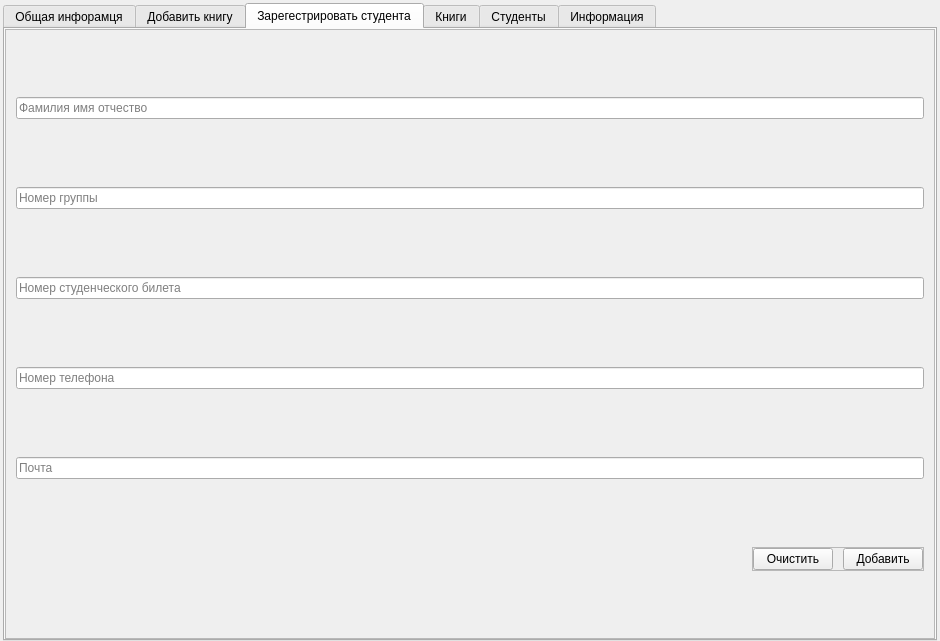
Qt form ui_file/interface.ui (HiraiKaoTsi/diplom) before a commit.
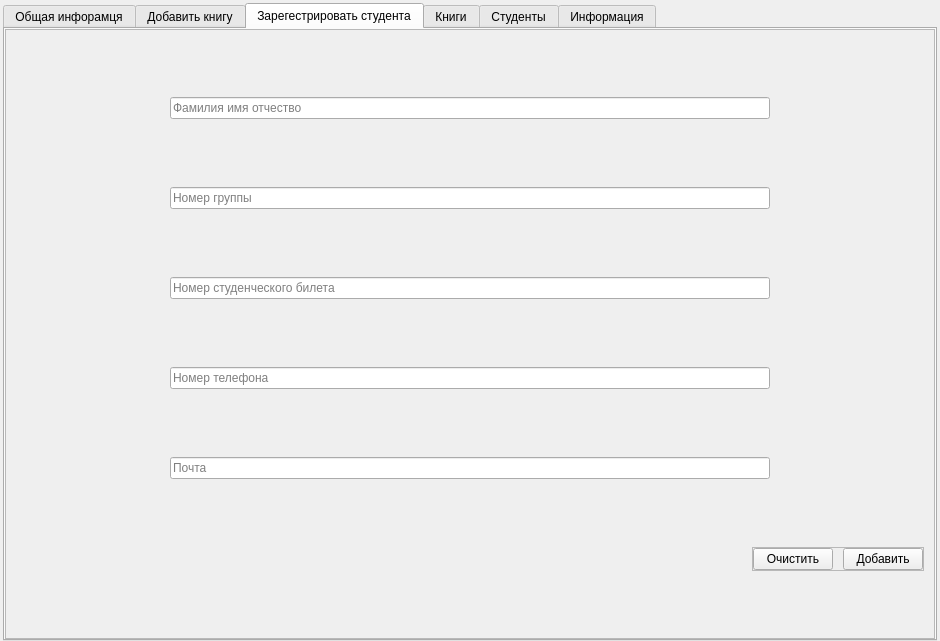
The same form after that commit. The open tabs and pages were chosen to show the change. Icons and pictures are not drawn.

The edit to the form file:
```diff
--- a/ui_file/interface.ui
+++ b/ui_file/interface.ui
@@ -50,8 +50,8 @@
       </property>
       <property name="iconSize">
        <size>
-        <width>20</width>
-        <height>20</height>
+        <width>28</width>
+        <height>28</height>
        </size>
       </property>
       <property name="elideMode">
@@ -700,7 +700,7 @@
              <x>0</x>
              <y>0</y>
              <width>926</width>
-             <height>603</height>
+             <height>595</height>
             </rect>
            </property>
            <layout class="QVBoxLayout" name="verticalLayout_5">
@@ -719,36 +719,96 @@
             <property name="bottomMargin">
              <number>0</number>
             </property>
-            <item>
+            <item alignment="Qt::AlignHCenter">
              <widget class="QLineEdit" name="lineEdit_fio_add_user">
+              <property name="minimumSize">
+               <size>
+                <width>600</width>
+                <height>0</height>
+               </size>
+              </property>
+              <property name="maximumSize">
+               <size>
+                <width>500</width>
+                <height>16777215</height>
+               </size>
+              </property>
               <property name="placeholderText">
                <string>Фамилия имя отчество</string>
               </property>
              </widget>
             </item>
-            <item>
+            <item alignment="Qt::AlignHCenter">
              <widget class="QLineEdit" name="lineEdit_number_group_user">
+              <property name="minimumSize">
+               <size>
+                <width>600</width>
+                <height>0</height>
+               </size>
+              </property>
+              <property name="maximumSize">
+               <size>
+                <width>500</width>
+                <height>16777215</height>
+               </size>
+              </property>
               <property name="placeholderText">
                <string>Номер группы</string>
               </property>
              </widget>
             </item>
-            <item>
+            <item alignment="Qt::AlignHCenter">
              <widget class="QLineEdit" name="lineEdit_student_id_user">
+              <property name="minimumSize">
+               <size>
+                <width>600</width>
+                <height>0</height>
+               </size>
+              </property>
+              <property name="maximumSize">
+               <size>
+                <width>500</width>
+                <height>16777215</height>
+               </size>
+              </property>
               <property name="placeholderText">
                <string>Номер студенческого билета</string>
               </property>
              </widget>
             </item>
-            <item>
+            <item alignment="Qt::AlignHCenter">
              <widget class="QLineEdit" name="lineEdit_phon_number_user">
+              <property name="minimumSize">
+               <size>
+                <width>600</width>
+                <height>0</height>
+               </size>
+              </property>
+              <property name="maximumSize">
+               <size>
+                <width>500</width>
+                <height>16777215</height>
+               </size>
+              </property>
               <property name="placeholderText">
                <string>Номер телефона</string>
               </property>
              </widget>
             </item>
-            <item>
+            <item alignment="Qt::AlignHCenter">
              <widget class="QLineEdit" name="lineEdit_email_user">
+              <property name="minimumSize">
+               <size>
+                <width>600</width>
+                <height>0</height>
+               </size>
+              </property>
+              <property name="maximumSize">
+               <size>
+                <width>500</width>
+                <height>16777215</height>
+               </size>
+              </property>
               <property name="placeholderText">
                <string>Почта</string>
               </property>
```
Left out of the diff: 217 changed lines with no effect on the pictures.
